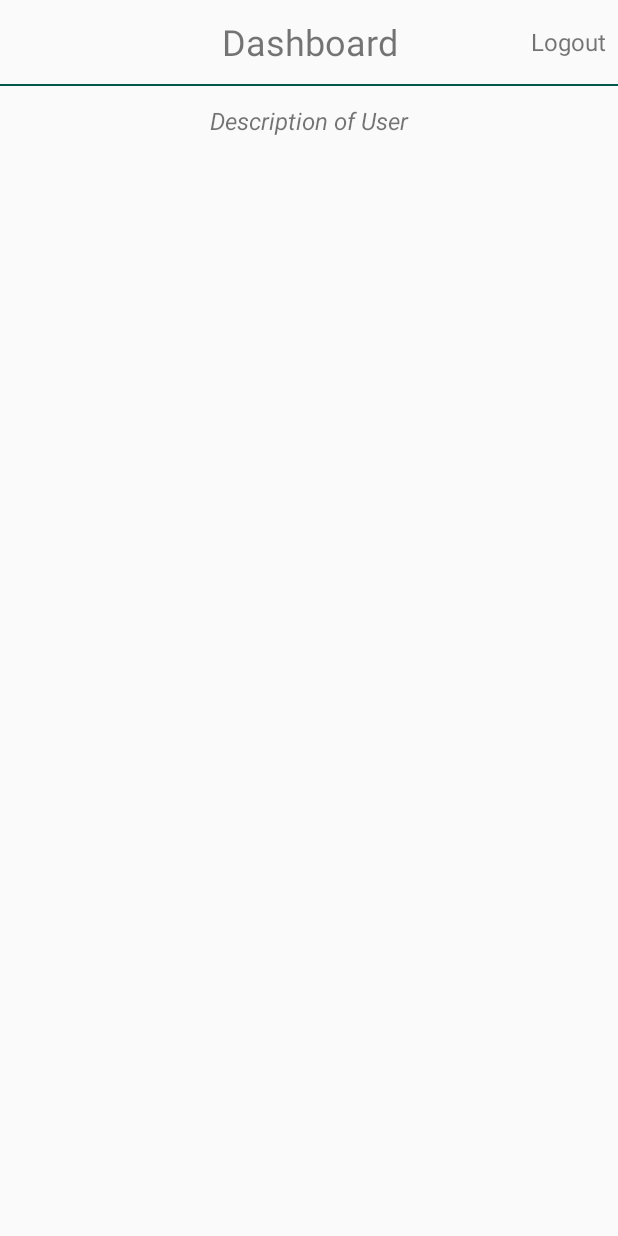
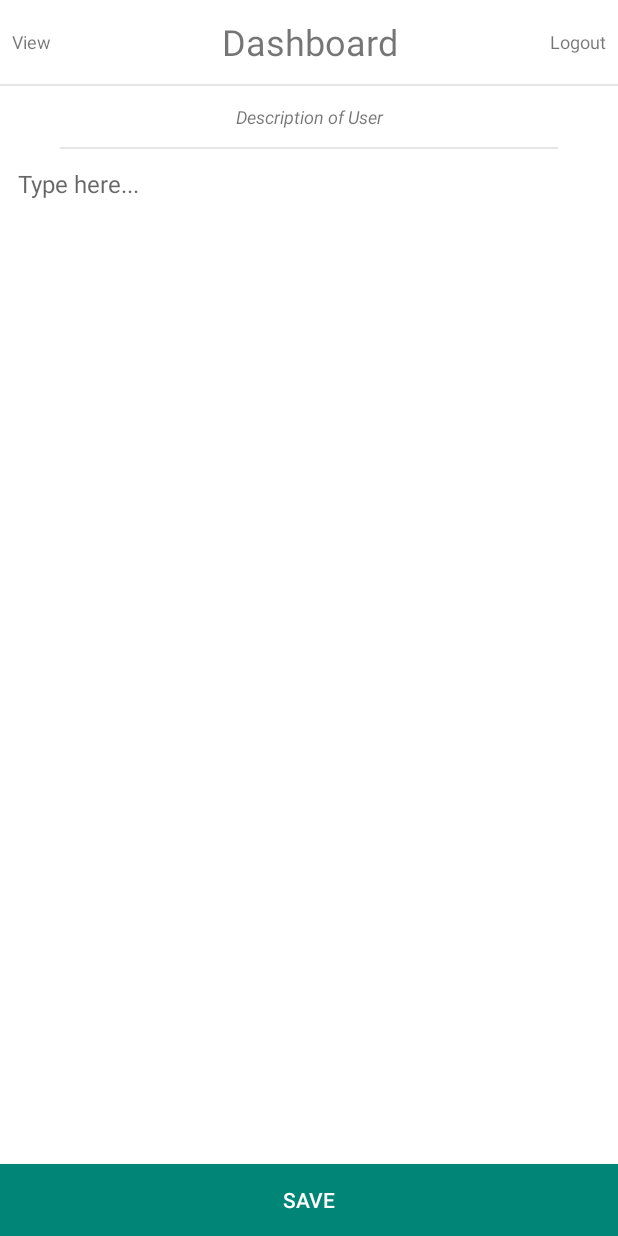
Before and after one commit to Sankha91/DaggerDemo, an Android app: the DashboardActivity screen opened directly, with no data from a screen before it, on a phone screen of 412 x 824 dp. Run offline under Robolectric (Android 15) with nearby library versions, the phone set to English and light mode, and no system bars; our stand-ins replace Dagger/Hilt's generated code, Room's generated code; pictures from the network do not load; 2 statements that could not run were skipped.

Commit message:
Insertion into RoomDb using Dagger2.

```diff
--- a/daggerdemo2/src/main/AndroidManifest.xml
+++ b/daggerdemo2/src/main/AndroidManifest.xml
@@ -7,7 +7,7 @@
     <application
         android:name=".MyApplication"
         android:allowBackup="true"
-        android:icon="@drawable/ic_splash"
+        android:icon="@drawable/ic_androidrobot"
         android:label="@string/app_name"
         android:roundIcon="@mipmap/ic_launcher_round"
         android:supportsRtl="true"
@@ -27,7 +27,7 @@
             android:name=".login.view.LoginActivity"
             android:screenOrientation="portrait" />
 
-        <activity android:name=".dashboard.DashboardActivity"
+        <activity android:name=".dashboard.view.DashboardActivity"
             android:screenOrientation="portrait"
             />
     </application>
--- a/daggerdemo2/src/main/java/com/sankha/daggerdemo2/dashboard/DashboardActivity.kt
+++ b/daggerdemo2/src/main/java/com/sankha/daggerdemo2/dashboard/view/DashboardActivity.kt
@@ -1,4 +1,4 @@
-package com.sankha.daggerdemo2.dashboard
+package com.sankha.daggerdemo2.dashboard.view
 
 import android.content.Intent
 import android.content.SharedPreferences
@@ -6,9 +6,13 @@ import androidx.appcompat.app.AppCompatActivity
 import android.os.Bundle
 import android.util.Log
 import android.widget.Toast
+import androidx.lifecycle.Observer
+import androidx.lifecycle.ViewModelProviders
 import com.google.gson.Gson
 import com.sankha.daggerdemo2.MyApplication
 import com.sankha.daggerdemo2.R
+import com.sankha.daggerdemo2.dashboard.viewmodel.DashboardViewModel
+import com.sankha.daggerdemo2.dashboard.viewmodel.DashboardViewModelFactory
 import com.sankha.daggerdemo2.di.AppComponent
 import com.sankha.daggerdemo2.di.PostLoginComponent
 import com.sankha.daggerdemo2.login.model.UserResponseModel
@@ -23,7 +27,10 @@ class DashboardActivity : AppCompatActivity() {
     lateinit var loginIntent: Intent
     @Inject
     lateinit var editor: SharedPreferences.Editor
+    @Inject
+    lateinit var dashboardViewModelFactory: DashboardViewModelFactory
 
+    lateinit var dashboardViewModel: DashboardViewModel
     lateinit var appComponent: AppComponent
     lateinit var postLoginComponent: PostLoginComponent
     lateinit var userResponseModel: UserResponseModel
@@ -38,10 +45,12 @@ class DashboardActivity : AppCompatActivity() {
             .build()
         postLoginComponent.injectDashboardActivity(this)
 
+        dashboardViewModel = ViewModelProviders.of(this, dashboardViewModelFactory).get(DashboardViewModel::class.java)
+
         if (intent.hasExtra(_KEY_USER_DETAILS))
         userResponseModel = intent.getSerializableExtra(_KEY_USER_DETAILS) as UserResponseModel
 
-        tvDescription.text = "Welcome "+userResponseModel.name +" !\n\nEmail : "+userResponseModel.email+"\nContact : "+userResponseModel.phone
+        tvDescription.text = "Welcome "+userResponseModel.name +" !\n\nEmail : "+userResponseModel.email+"\nContact : "+userResponseModel.phone+"\n"+userResponseModel.address.toString()
 
      //   Log.e("MyApplicaton","editor...dashboard..."+editor.toString())
         tvLogout.setOnClickListener {
@@ -51,5 +60,17 @@ class DashboardActivity : AppCompatActivity() {
             startActivity(loginIntent)
             finish()
         }
+
+        btSubmit.setOnClickListener {
+            dashboardViewModel.insert(etNotes.text.toString())
+        }
+
+        dashboardViewModel.getInsertLiveData().observe(this, Observer {
+            if (it) {
+                Toast.makeText(this, "Saved Successfully !", Toast.LENGTH_LONG).show()
+                etNotes.text?.clear()
+            }
+            else Toast.makeText(this, "Oops! Something went wrong.", Toast.LENGTH_LONG).show()
+        })
     }
 }
--- /dev/null
+++ b/daggerdemo2/src/main/java/com/sankha/daggerdemo2/dashboard/viewmodel/DashboardRepository.kt
@@ -0,0 +1,20 @@
+package com.sankha.daggerdemo2.dashboard.viewmodel
+
+import androidx.lifecycle.MutableLiveData
+import com.sankha.daggerdemo2.db.WordDao
+import com.sankha.daggerdemo2.db.WordEntity
+import com.sankha.daggerdemo2.db.WordRoomDatabase
+import javax.inject.Inject
+
+class DashboardRepository @Inject constructor(wordRoomDatabase: WordRoomDatabase){
+
+    @Inject
+    lateinit var insertLiveData: MutableLiveData<Boolean>
+    @Inject
+    lateinit var wordDao : WordDao
+
+    fun insertWord(wordEntity: WordEntity){
+        // For Testing
+        insertLiveData.postValue(true)
+    }
+}
--- /dev/null
+++ b/daggerdemo2/src/main/java/com/sankha/daggerdemo2/dashboard/viewmodel/DashboardViewModel.kt
@@ -0,0 +1,22 @@
+package com.sankha.daggerdemo2.dashboard.viewmodel
+
+import androidx.lifecycle.MutableLiveData
+import androidx.lifecycle.ViewModel
+import com.sankha.daggerdemo2.db.WordEntity
+import java.text.SimpleDateFormat
+import java.util.*
+import java.util.logging.SimpleFormatter
+import javax.inject.Inject
+
+class DashboardViewModel @Inject constructor(private val dashboardRepository: DashboardRepository) : ViewModel() {
+
+    @Inject
+    lateinit var simpleDateFormat: SimpleDateFormat
+    fun insert(msg: String) {
+        dashboardRepository.insertWord(WordEntity(msg, simpleDateFormat.format(Date())))
+    }
+
+    fun getInsertLiveData() : MutableLiveData<Boolean>{
+        return dashboardRepository.insertLiveData
+    }
+}
--- /dev/null
+++ b/daggerdemo2/src/main/java/com/sankha/daggerdemo2/dashboard/viewmodel/DashboardViewModelFactory.kt
@@ -0,0 +1,21 @@
+package com.sankha.daggerdemo2.dashboard.viewmodel
+
+import androidx.lifecycle.ViewModel
+import androidx.lifecycle.ViewModelProvider
+import javax.inject.Inject
+
+
+/* For Dagger2, we need this class to inject ViewModel classes
+* For more info, refer : https://www.techyourchance.com/dependency-injection-viewmodel-with-dagger-2/ */
+class DashboardViewModelFactory @Inject constructor(private val dashboardViewModel: DashboardViewModel) : ViewModelProvider.Factory {
+    override fun <T : ViewModel?> create(viewModelClass: Class<T>): T {
+        val viewModel: ViewModel
+        if (viewModelClass === DashboardViewModel::class.java) {
+            viewModel = dashboardViewModel
+        } else {
+            throw RuntimeException("unsupported view model class: $viewModelClass")
+        }
+
+        return viewModel as T
+    }
+}
--- /dev/null
+++ b/daggerdemo2/src/main/java/com/sankha/daggerdemo2/db/WordDao.kt
@@ -0,0 +1,11 @@
+package com.sankha.daggerdemo2.db
+
+import androidx.room.Dao
+import androidx.room.Insert
+
+@Dao
+interface WordDao {
+
+    @Insert
+    fun insert(wordEntity: WordEntity)
+}
--- /dev/null
+++ b/daggerdemo2/src/main/java/com/sankha/daggerdemo2/db/WordRoomDatabase.kt
@@ -0,0 +1,10 @@
+package com.sankha.daggerdemo2.db
+
+import androidx.room.Database
+import androidx.room.RoomDatabase
+
+@Database(entities = arrayOf(WordEntity::class), version = 1, exportSchema = false)
+abstract class WordRoomDatabase : RoomDatabase() {
+
+    abstract fun wordDao() : WordDao
+}
--- a/daggerdemo2/src/main/java/com/sankha/daggerdemo2/di/AppModule.kt
+++ b/daggerdemo2/src/main/java/com/sankha/daggerdemo2/di/AppModule.kt
@@ -6,9 +6,12 @@ import android.content.Context.MODE_PRIVATE
 import android.content.SharedPreferences
 import android.graphics.drawable.Drawable
 import androidx.core.content.ContextCompat
+import androidx.room.Room
 import com.bumptech.glide.Glide
 import com.bumptech.glide.RequestManager
 import com.sankha.daggerdemo2.R
+import com.sankha.daggerdemo2.db.WordDao
+import com.sankha.daggerdemo2.db.WordRoomDatabase
 import dagger.Module
 import dagger.Provides
 import okhttp3.OkHttpClient
@@ -28,7 +31,7 @@ class AppModule {
 
     @Provides
     fun provideDrawable(application: Application) : Drawable {
-        return ContextCompat.getDrawable(application, R.drawable.ic_splash)!!
+        return ContextCompat.getDrawable(application, R.drawable.ic_androidrobot)!!
     }
 
     @Singleton
@@ -58,4 +61,18 @@ class AppModule {
             .client(okHttpClient)
             .build()
     }
+
+    @Singleton
+    @Provides
+    fun provideRoomDatabase(application: Application) : WordRoomDatabase{
+        return Room.databaseBuilder(application, WordRoomDatabase::class.java, "word_database")
+            .fallbackToDestructiveMigration()
+            .build()
+    }
+
+    @Singleton
+    @Provides
+    fun provideDao(wordRoomDatabase: WordRoomDatabase): WordDao{
+        return wordRoomDatabase.wordDao()
+    }
 }
--- a/daggerdemo2/src/main/java/com/sankha/daggerdemo2/di/PostLoginComponent.kt
+++ b/daggerdemo2/src/main/java/com/sankha/daggerdemo2/di/PostLoginComponent.kt
@@ -1,7 +1,7 @@
 package com.sankha.daggerdemo2.di
 
 import androidx.appcompat.app.AppCompatActivity
-import com.sankha.daggerdemo2.dashboard.DashboardActivity
+import com.sankha.daggerdemo2.dashboard.view.DashboardActivity
 import dagger.BindsInstance
 import dagger.Subcomponent
 
--- a/daggerdemo2/src/main/java/com/sankha/daggerdemo2/di/PostLoginModule.kt
+++ b/daggerdemo2/src/main/java/com/sankha/daggerdemo2/di/PostLoginModule.kt
@@ -2,9 +2,11 @@ package com.sankha.daggerdemo2.di
 
 import android.content.Intent
 import androidx.appcompat.app.AppCompatActivity
+import androidx.lifecycle.MutableLiveData
 import com.sankha.daggerdemo2.login.view.LoginActivity
 import dagger.Module
 import dagger.Provides
+import java.text.SimpleDateFormat
 import javax.inject.Named
 
 
@@ -15,4 +17,14 @@ class PostLoginModule {
     fun provideLoginIntent(appCompatActivity: AppCompatActivity) : Intent {
         return Intent(appCompatActivity, LoginActivity::class.java)
     }
+
+    @Provides
+    fun provideSimpleDateFormat(): SimpleDateFormat{
+        return SimpleDateFormat("dd MMM yyyy HH:mm:ss z")
+    }
+
+    @Provides
+    fun provideInsertLiveData(): MutableLiveData<Boolean> {
+        return MutableLiveData()
+    }
 }
--- a/daggerdemo2/src/main/java/com/sankha/daggerdemo2/di/PreLoginModule.kt
+++ b/daggerdemo2/src/main/java/com/sankha/daggerdemo2/di/PreLoginModule.kt
@@ -3,7 +3,7 @@ package com.sankha.daggerdemo2.di
 import android.content.Intent
 import androidx.appcompat.app.AppCompatActivity
 import androidx.lifecycle.MutableLiveData
-import com.sankha.daggerdemo2.dashboard.DashboardActivity
+import com.sankha.daggerdemo2.dashboard.view.DashboardActivity
 import com.sankha.daggerdemo2.login.model.UserResponseModel
 import com.sankha.daggerdemo2.login.viewmodel.LoginDataSource
 import com.sankha.daggerdemo2.login.viewmodel.LoginDataSourceImpl
@@ -17,7 +17,7 @@ import java.util.*
 import javax.inject.Named
 
 @Module
-class PreLoginModule() {
+class PreLoginModule {
 
     @Named("GotoLogin")
     @Provides
--- a/daggerdemo2/src/main/java/com/sankha/daggerdemo2/login/model/UserResponseModel.kt
+++ b/daggerdemo2/src/main/java/com/sankha/daggerdemo2/login/model/UserResponseModel.kt
@@ -15,4 +15,8 @@ data class Address(
     val city : String,
     val zipcode : String,
     val suite : String
-) : Serializable
+) : Serializable {
+    override fun toString(): String {
+        return suite+", "+street+", "+city+", "+zipcode
+    }
+}
--- a/daggerdemo2/src/main/res/layout/activity_dashboard.xml
+++ b/daggerdemo2/src/main/res/layout/activity_dashboard.xml
@@ -4,7 +4,8 @@
     xmlns:tools="http://schemas.android.com/tools"
     android:layout_width="match_parent"
     android:layout_height="match_parent"
-    tools:context=".dashboard.DashboardActivity">
+    android:background="@android:color/white"
+    tools:context=".dashboard.view.DashboardActivity">
 
     <androidx.appcompat.widget.AppCompatTextView
         android:layout_width="match_parent"
@@ -22,17 +23,29 @@
         android:text="Logout"
         app:layout_constraintTop_toTopOf="parent"
         android:gravity="right|center_vertical"
-        android:textSize="16dp"
+        android:textSize="12dp"
         android:padding="8dp"
         android:id="@+id/tvLogout"
+        />
+
+    <androidx.appcompat.widget.AppCompatTextView
+        android:layout_width="match_parent"
+        android:layout_height="?attr/actionBarSize"
+        android:text="View"
+        app:layout_constraintTop_toTopOf="parent"
+        android:gravity="left|center_vertical"
+        android:textSize="12dp"
+        android:padding="8dp"
+        android:id="@+id/tvView"
         />
 
     <View
         android:layout_width="match_parent"
         android:layout_height="1dp"
         android:id="@+id/vwLine"
+        android:alpha=".3"
         app:layout_constraintTop_toBottomOf="@+id/tvTitle"
-        android:background="@color/colorPrimaryDark"
+        android:background="@android:color/darker_gray"
         />
 
     <androidx.appcompat.widget.AppCompatTextView
@@ -41,9 +54,50 @@
         android:text="Description of User"
         app:layout_constraintTop_toBottomOf="@+id/vwLine"
         android:gravity="center"
-        android:textSize="16dp"
+        android:textSize="12dp"
         android:layout_margin="12dp"
         android:textStyle="italic"
         android:id="@+id/tvDescription"
         />
+
+    <View
+        android:layout_width="match_parent"
+        android:layout_height="1dp"
+        android:id="@+id/vwLine2"
+        app:layout_constraintTop_toBottomOf="@+id/tvDescription"
+        android:layout_marginRight="40dp"
+        android:layout_marginLeft="40dp"
+        android:alpha=".3"
+        android:layout_marginTop="12dp"
+        android:layout_marginBottom="12dp"
+        android:background="@android:color/darker_gray"
+        />
+
+    <androidx.appcompat.widget.AppCompatEditText
+        android:layout_width="match_parent"
+        android:layout_height="0dp"
+        android:hint="Type here..."
+        app:layout_constraintBottom_toTopOf="@id/btSubmit"
+        app:layout_constraintTop_toBottomOf="@+id/vwLine2"
+        android:textSize="16dp"
+        android:layout_margin="12dp"
+        android:gravity="left"
+        android:id="@+id/etNotes"
+        android:maxLength="100"
+        android:scrollIndicators="none"
+        android:scrollbars="vertical"
+        android:background="@android:drawable/screen_background_light_transparent"
+        />
+
+    <androidx.appcompat.widget.AppCompatButton
+        android:layout_width="match_parent"
+        android:layout_height="wrap_content"
+        android:text="Save"
+        android:id="@+id/btSubmit"
+        android:textColor="@android:color/white"
+        android:gravity="center"
+        android:background="@color/colorPrimary"
+        app:layout_constraintBottom_toBottomOf="parent"
+        />
+
 </androidx.constraintlayout.widget.ConstraintLayout>
```
Also changed, not shown: daggerdemo2/build.gradle (+6 -1 lines), daggerdemo2/src/main/java/com/sankha/daggerdemo2/db/WordEntity.kt (added, +8 -0 lines), daggerdemo2/src/main/res/layout/activity_login.xml (+4 -4 lines), daggerdemo2/src/main/res/drawable-v24/ic_androidrobot.webp (added), daggerdemo2/src/main/res/drawable-v24/ic_splash.png (deleted), daggerdemo2/src/main/res/drawable/ic_androidrobot.webp (added), daggerdemo2/src/main/res/drawable/ic_splash.png (deleted).
